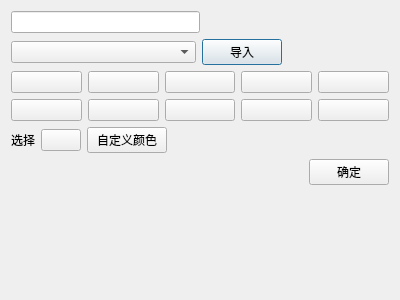
Old version of the form ui/add_label.ui in the repository pythondever/easy_trainer.
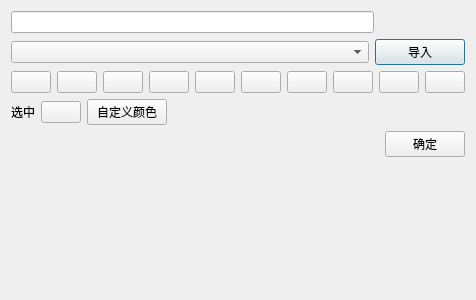
New version of the form.

Commit message: 优化标签导入逻辑

```diff
--- a/ui/add_label.ui
+++ b/ui/add_label.ui
@@ -17,7 +17,7 @@
    <item row="0" column="0">
     <layout class="QVBoxLayout" name="verticalLayout_2">
      <item>
-      <layout class="QHBoxLayout" name="horizontalLayout_5">
+      <layout class="QHBoxLayout" name="horizontalLayout_5" stretch="8,2">
        <item>
         <widget class="QLineEdit" name="input_label_name_txt"/>
        </item>
@@ -39,7 +39,7 @@
      <item>
       <layout class="QVBoxLayout" name="verticalLayout">
        <item>
-        <layout class="QHBoxLayout" name="horizontalLayout_6">
+        <layout class="QHBoxLayout" name="horizontalLayout_6" stretch="8,2">
          <property name="topMargin">
           <number>0</number>
          </property>
@@ -50,7 +50,7 @@
           <widget class="QComboBox" name="load_project_label_combo">
            <property name="minimumSize">
             <size>
-             <width>185</width>
+             <width>0</width>
              <height>0</height>
             </size>
            </property>
@@ -63,19 +63,6 @@
            </property>
           </widget>
          </item>
-         <item>
-          <spacer name="horizontalSpacer_4">
-           <property name="orientation">
-            <enum>Qt::Horizontal</enum>
-           </property>
-           <property name="sizeHint" stdset="0">
-            <size>
-             <width>40</width>
-             <height>20</height>
-            </size>
-           </property>
-          </spacer>
-         </item>
         </layout>
        </item>
        <item>
@@ -115,17 +102,6 @@
            </property>
           </widget>
          </item>
-        </layout>
-       </item>
-       <item>
-        <layout class="QHBoxLayout" name="horizontalLayout_2">
-         <item>
-          <widget class="QPushButton" name="color6_btn">
-           <property name="text">
-            <string/>
-           </property>
-          </widget>
-         </item>
          <item>
           <widget class="QPushButton" name="color7_btn">
            <property name="text">
@@ -134,14 +110,7 @@
           </widget>
          </item>
          <item>
-          <widget class="QPushButton" name="color8_btn">
-           <property name="text">
-            <string/>
-           </property>
-          </widget>
-         </item>
-         <item>
-          <widget class="QPushButton" name="color9_btn">
+          <widget class="QPushButton" name="color6_btn">
            <property name="text">
             <string/>
            </property>
@@ -154,6 +123,20 @@
            </property>
           </widget>
          </item>
+         <item>
+          <widget class="QPushButton" name="color9_btn">
+           <property name="text">
+            <string/>
+           </property>
+          </widget>
+         </item>
+         <item>
+          <widget class="QPushButton" name="color8_btn">
+           <property name="text">
+            <string/>
+           </property>
+          </widget>
+         </item>
         </layout>
        </item>
        <item>
@@ -161,7 +144,7 @@
          <item>
           <widget class="QLabel" name="select_color">
            <property name="text">
-            <string>选择</string>
+            <string>选中</string>
            </property>
           </widget>
          </item>
```
Left out of the diff: 3 changed lines with no effect on the pictures. The commit also changes 2 other files.
